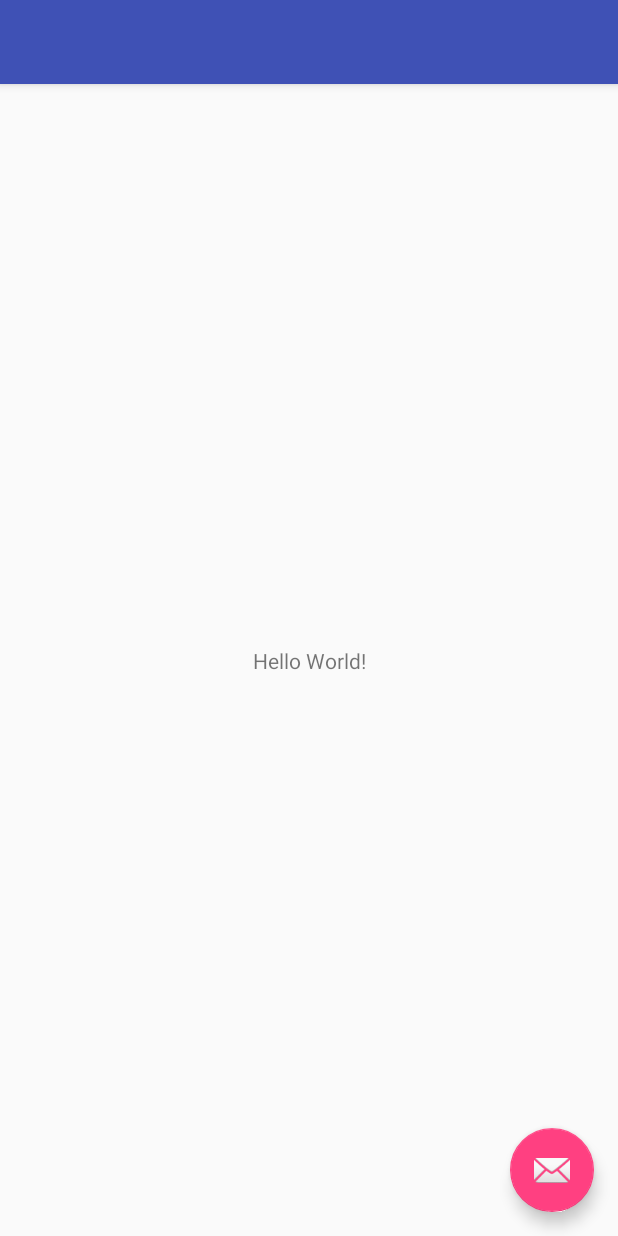
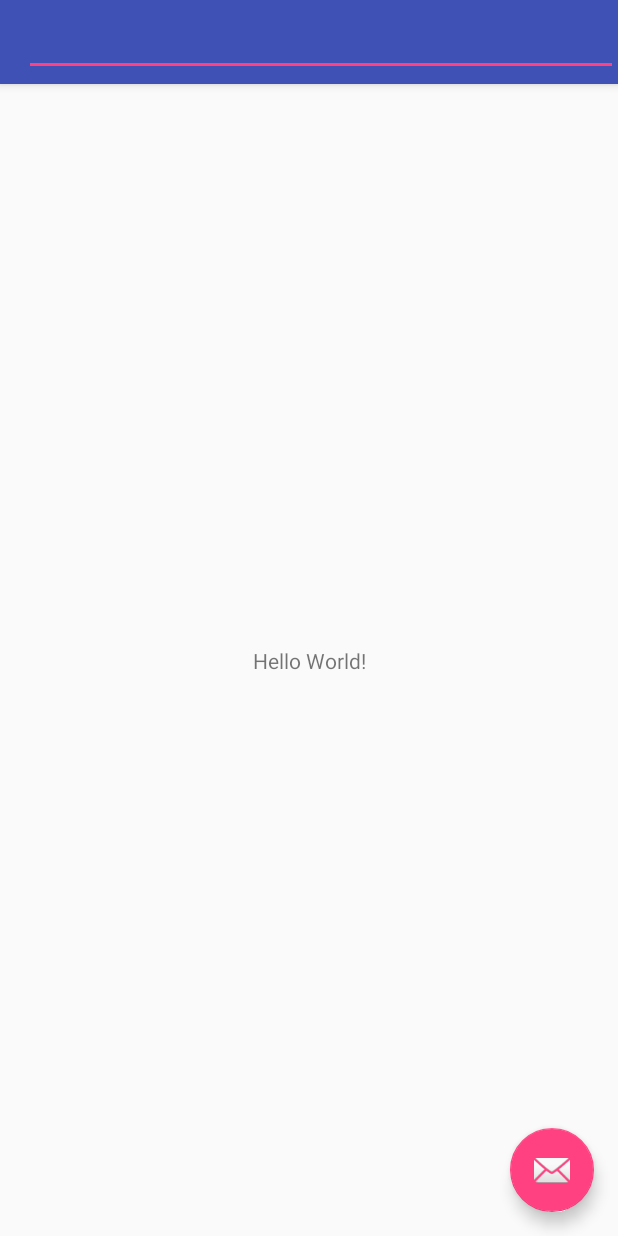
Before and after one commit to sioteyu/iDonate, an Android app: the layout app_bar_main.xml on its own in the app's theme, with its tools: preview values and no code run, on a phone screen of 412 x 824 dp. Run offline under Robolectric (Android 15) with nearby library versions, the phone set to English and light mode, and no system bars.

Commit message:
may search na

```diff
--- a/app/src/main/res/layout/app_bar_main.xml
+++ b/app/src/main/res/layout/app_bar_main.xml
@@ -11,12 +11,24 @@
         android:layout_height="wrap_content"
         android:theme="@style/AppTheme.AppBarOverlay">
 
-        <android.support.v7.widget.Toolbar
+        <android.support.v7.widget.Toolbar xmlns:android="http://schemas.android.com/apk/res/android"
+            xmlns:local="http://schemas.android.com/apk/res-auto"
             android:id="@+id/toolbar"
             android:layout_width="match_parent"
-            android:layout_height="?attr/actionBarSize"
+            android:layout_height="wrap_content"
+            android:minHeight="?attr/actionBarSize"
             android:background="?attr/colorPrimary"
-            app:popupTheme="@style/AppTheme.PopupOverlay" />
+            local:theme="@style/ThemeOverlay.AppCompat.Dark.ActionBar"
+            local:popupTheme="@style/ThemeOverlay.AppCompat.Light" >
+
+            <EditText
+                android:id="@+id/searchEditText"
+                android:layout_width="match_parent"
+                android:layout_height="wrap_content"
+                android:layout_gravity="center"
+                />
+
+        </android.support.v7.widget.Toolbar>
 
     </android.support.design.widget.AppBarLayout>
 
```
